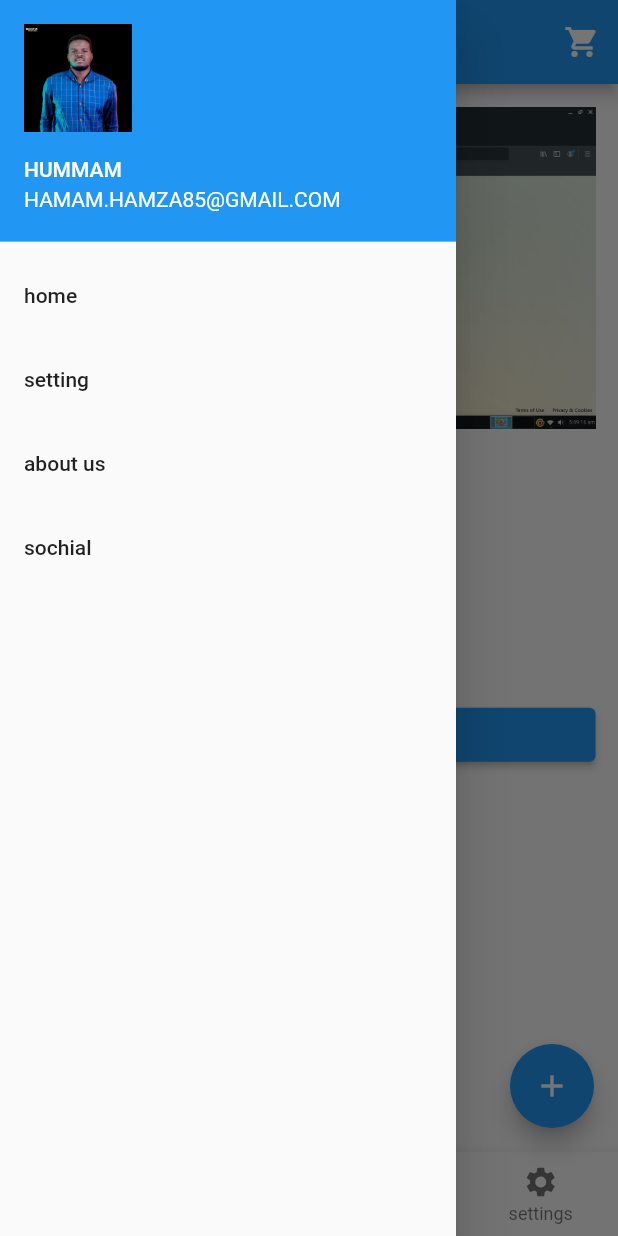
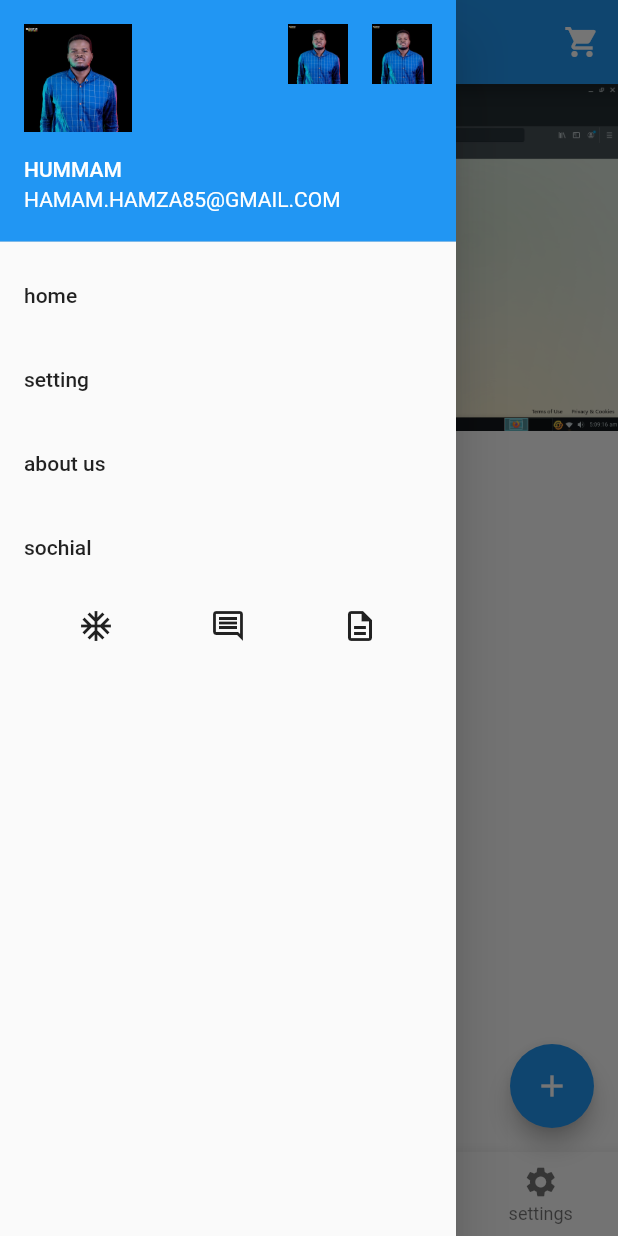
Before and after one commit to malouda0000/flutter-test-of-widgets, a Flutter app: the screen it shows after launch, with the side drawer open, on a phone screen of 412 x 824 dp. Run offline on Flutter 3.47's test engine with Material 2 defaults, Android fonts, the phone set to English and light mode, and no system bars.

Commit message:
i coded the drawer page

```diff
--- a/lib/files/drawer.dart
+++ b/lib/files/drawer.dart
@@ -1,8 +1,8 @@
 import 'package:flutter/material.dart';
 
 class MyDrawer extends StatelessWidget {
-  var _userName = "hummam";
-  var _userEmail = "hamam.hamza85@gmail.com";
+  final _userName = "hummam";
+  final _userEmail = "hamam.hamza85@gmail.com";
   @override
   Widget build(BuildContext context) {
     return Drawer(
@@ -18,7 +18,16 @@ class MyDrawer extends StatelessWidget {
                     image: AssetImage("assets/images/userAccounImage.jpg"),
                   ),
                 ),
-                otherAccountsPictures: [],
+                otherAccountsPictures: [
+                  Image(
+                    image: AssetImage("assets/images/userAccounImage.jpg"),
+                  ),
+                  CircleAvatar(
+                    child: Image(
+                      image: AssetImage("assets/images/userAccounImage.jpg"),
+                    ),
+                  )
+                ],
               ),
             ),
             ListTile(
@@ -33,6 +42,32 @@ class MyDrawer extends StatelessWidget {
             ListTile(
               title: Text('sochial '),
             ),
+            Expanded(
+              child: Container(
+                child: Row(
+                  mainAxisAlignment: MainAxisAlignment.spaceEvenly,
+                  crossAxisAlignment: CrossAxisAlignment.start,
+                  children: [
+                    Container(
+                      // color: Colors.red,
+                      child: IconButton(
+                        icon: Icon(
+                          Icons.ac_unit_outlined,
+                        ),
+                        onPressed: () => {},
+                      ),
+                    ),
+                    IconButton(
+                      icon: Icon(Icons.insert_comment_outlined),
+                      onPressed: () => {},
+                    ),
+                    IconButton(
+                        icon: Icon(Icons.description_outlined),
+                        onPressed: () => {}),
+                  ],
+                ),
+              ),
+            ),
           ],
         ),
       ),
--- a/lib/main.dart
+++ b/lib/main.dart
@@ -30,14 +30,14 @@ class MyHomePage extends StatefulWidget {
 class _MyHomePageState extends State<MyHomePage> {
   int _currentIndex = 0;
   final tabs = [
-    // MainScreen,
-    // BulidingSecondScreen,
-    // TestOfPadding,
-    // DeatilsListItems
-    Center(child: Text('home')),
-    Center(child: Text('setting')),
-    Center(child: Text('help')),
-    Center(child: Text('personal')),
+    MainScreen(),
+    BulidingSecondScreen(),
+    TestOfPadding(),
+    DeatilsListItems(),
+    // Center(child: Text('home')),
+    // Center(child: Text('setting')),
+    // Center(child: Text('help')),
+    // Center(child: Text('personal')),
   ];
 
   @override
@@ -56,7 +56,7 @@ class _MyHomePageState extends State<MyHomePage> {
         ],
       ),
       drawer: MyDrawer(),
-      body: MainScreen(),
+      body: tabs[_currentIndex],
       floatingActionButton: FloatingActionButton(
         child: Icon(Icons.add),
         onPressed: () {},
--- a/lib/screens/deatils_tab.dart
+++ b/lib/screens/deatils_tab.dart
@@ -3,7 +3,8 @@ import 'package:flutter/material.dart';
 class DeatilsListItems extends StatelessWidget {
   @override
   Widget build(BuildContext context) {
-    return Column(
+    return SingleChildScrollView(
+      child: Column(
         children: [
           DeatialsList(),
           DeatialsList(),
@@ -48,6 +49,7 @@ class DeatilsListItems extends StatelessWidget {
           DeatialsList(),
           DeatialsList(),
         ],
+      ),
     );
   }
 }
@@ -61,9 +63,15 @@ class DeatialsList extends StatelessWidget {
     return Padding(
       padding: const EdgeInsets.all(8.0),
       child: Container(
+        child: Padding(
+          padding: EdgeInsets.only(
+            left: 15,
+            right: 15,
+          ),
           child: Row(
             children: [
-            Column(
+              Expanded(
+                child: Column(
                   mainAxisAlignment: MainAxisAlignment.center,
                   crossAxisAlignment: CrossAxisAlignment.start,
                   children: [
@@ -75,6 +83,7 @@ class DeatialsList extends StatelessWidget {
                     ),
                   ],
                 ),
+              ),
               Row(
                 mainAxisAlignment: MainAxisAlignment.end,
                 children: [Icon(Icons.star), Text('78')],
@@ -82,6 +91,7 @@ class DeatialsList extends StatelessWidget {
             ],
           ),
         ),
+      ),
     );
   }
 }
--- a/lib/screens/main_Screen.dart
+++ b/lib/screens/main_Screen.dart
@@ -3,8 +3,7 @@ import 'package:flutter/material.dart';
 class MainScreen extends StatelessWidget {
   @override
   Widget build(BuildContext context) {
-    return ListView(
-      padding: EdgeInsets.all(15),
+    return Column(
       children: [
         ImagePade(),
         Padding(padding: EdgeInsets.all(15)),
```
Also changed, not shown: 3 other files. Lines whose indentation alone changed are shown as unchanged.
